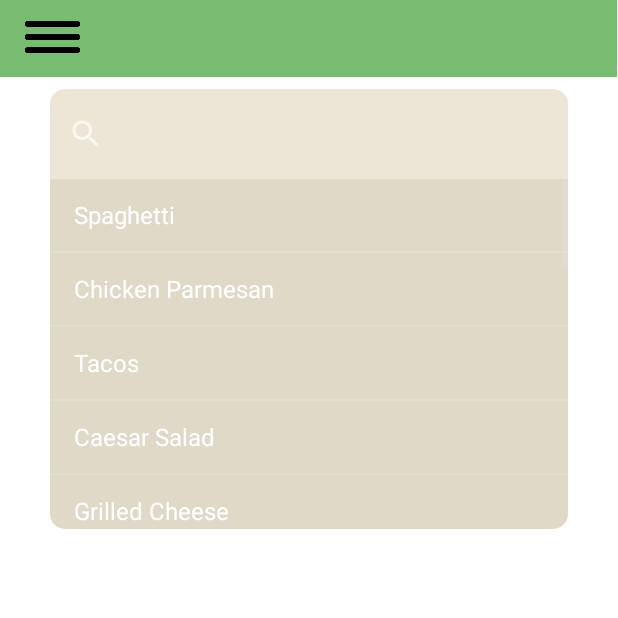
After one commit to wgaines5/TheSensitiveEntree, an Android app: the Search screen opened directly, with no data from a screen before it, on a phone screen of 412 x 824 dp, the top half of it. The commit adds this screen. Run offline under Robolectric (Android 15) with nearby library versions, the phone set to English and light mode, and no system bars.

Commit message:
Created search page

```diff
--- a/app/src/main/AndroidManifest.xml
+++ b/app/src/main/AndroidManifest.xml
@@ -27,6 +27,10 @@
             </intent-filter>
         </activity>
         <activity
+            android:name=".Search"
+            android:exported="true"
+            android:label="@string/app_name"/>
+        <activity
             android:name=".IngredientSubs"
             android:exported="true"/>
         <activity
--- /dev/null
+++ b/app/src/main/java/com/Lederan/SensitiveEntree/Search.java
@@ -0,0 +1,70 @@
+package com.Lederan.SensitiveEntree;
+
+import android.content.Intent;
+import android.os.Bundle;
+import android.view.View;
+import android.widget.AdapterView;
+import android.widget.ArrayAdapter;
+import android.widget.Button;
+import android.widget.ImageButton;
+import android.widget.ImageView;
+import android.widget.ListView;
+import android.widget.SearchView;
+import android.widget.TextView;
+import android.widget.Toast;
+
+import androidx.appcompat.app.AppCompatActivity;
+
+public class Search extends AppCompatActivity {
+
+    SearchView search_view;
+    ListView list_view;
+    @Override
+    protected void onCreate(Bundle savedInstanceState){
+        super.onCreate(savedInstanceState);
+        setContentView(R.layout.activity_search);
+
+        search_view = findViewById(R.id.search_view);
+        list_view = findViewById(R.id.list_view);
+
+        // sample data
+        String[] items = {
+                "Spaghetti", "Chicken Parmesan", "Tacos", "Caesar Salad", "Grilled Cheese", "Macaroni and Cheese", "Fettuccine Alfredo", "Fried Rice", "Cookies",
+                "Steak", "Garlic Bread", "Peach Cobbler", "Stir Fry", "Pulled Pork", "Burritos", "Omelet", "Parfait",
+                "Cake", "Casserole"
+        };
+        ArrayAdapter<String> adapter = new ArrayAdapter<>(this, android.R.layout.simple_list_item_1, items);
+        list_view.setAdapter(adapter);
+
+        setupSearchView();
+
+    }
+
+    // need to set up OnItemClicked for list_view here
+
+    private void searchFilter(String query) {
+        ArrayAdapter<String> adapter = (ArrayAdapter<String>) list_view.getAdapter();
+        adapter.getFilter().filter(query);
+    }
+
+    private void setupSearchView() {
+        search_view.setOnQueryTextListener(new SearchView.OnQueryTextListener() {
+            @Override
+            public boolean onQueryTextSubmit(String query) {
+                searchFilter(query);
+                return false;
+            }
+
+            @Override
+            public boolean onQueryTextChange(String newText) {
+                searchFilter(newText);
+                return false;
+            }
+        });
+    }
+    public void onClickBack(View view){
+        Intent myintent = new Intent(Search.this, RecipeListings.class);
+        Search.this.startActivity(myintent);
+    }
+
+}
--- a/app/src/main/res/layout/activity_ingredient_subs.xml
+++ b/app/src/main/res/layout/activity_ingredient_subs.xml
@@ -6,6 +6,8 @@
     android:layout_height="match_parent"
     android:background="@color/white"
     android:saveEnabled="false">
+
+
 
     <TextView
         android:id="@+id/greenBar3_textView"
--- /dev/null
+++ b/app/src/main/res/layout/activity_search.xml
@@ -0,0 +1,59 @@
+<?xml version="1.0" encoding="utf-8"?>
+<androidx.constraintlayout.widget.ConstraintLayout xmlns:android="http://schemas.android.com/apk/res/android"
+    xmlns:app="http://schemas.android.com/apk/res-auto"
+    xmlns:tools="http://schemas.android.com/tools"
+    android:layout_width="match_parent"
+    android:layout_height="match_parent"
+    android:background="@color/white">
+
+
+    <androidx.appcompat.widget.Toolbar
+        android:id="@+id/search_toolbar"
+        android:layout_width="411dp"
+        android:layout_height="51dp"
+        android:background="@color/light_green"
+        app:layout_constraintEnd_toEndOf="parent"
+        app:layout_constraintHorizontal_bias="0.0"
+        app:layout_constraintStart_toStartOf="parent"
+        app:layout_constraintTop_toTopOf="parent" />
+
+    <Button
+        android:id="@+id/hamSearch_button"
+        android:layout_width="70dp"
+        android:layout_height="49dp"
+        android:background="@drawable/hamburgericon"
+        android:contentDescription="@string/hamburger_icon"
+        app:layout_constraintStart_toStartOf="parent"
+        app:layout_constraintTop_toTopOf="parent" />
+
+    <android.widget.SearchView
+        android:id="@+id/search_view"
+        android:layout_width="345dp"
+        android:layout_height="60dp"
+        android:layout_marginTop="8dp"
+        android:background="@drawable/textview2"
+        android:clickable="true"
+        android:orientation="vertical"
+        android:queryHint="Search for items..."
+        app:layout_constraintEnd_toEndOf="parent"
+        app:layout_constraintStart_toStartOf="parent"
+        app:layout_constraintTop_toBottomOf="@+id/search_toolbar" />
+
+    <ListView
+        android:id="@+id/list_view"
+        android:layout_width="345dp"
+        android:layout_height="233dp"
+        android:background="@drawable/dropdown1"
+        android:clickable="true"
+        android:contextClickable="false"
+        android:fadingEdge="vertical"
+        android:overScrollMode="ifContentScrolls"
+        android:scrollbars="vertical"
+        android:soundEffectsEnabled="true"
+        app:layout_constraintBottom_toBottomOf="parent"
+        app:layout_constraintEnd_toEndOf="parent"
+        app:layout_constraintStart_toStartOf="parent"
+        app:layout_constraintTop_toBottomOf="@+id/search_view"
+        app:layout_constraintVertical_bias="0.0" />
+
+</androidx.constraintlayout.widget.ConstraintLayout>
```
